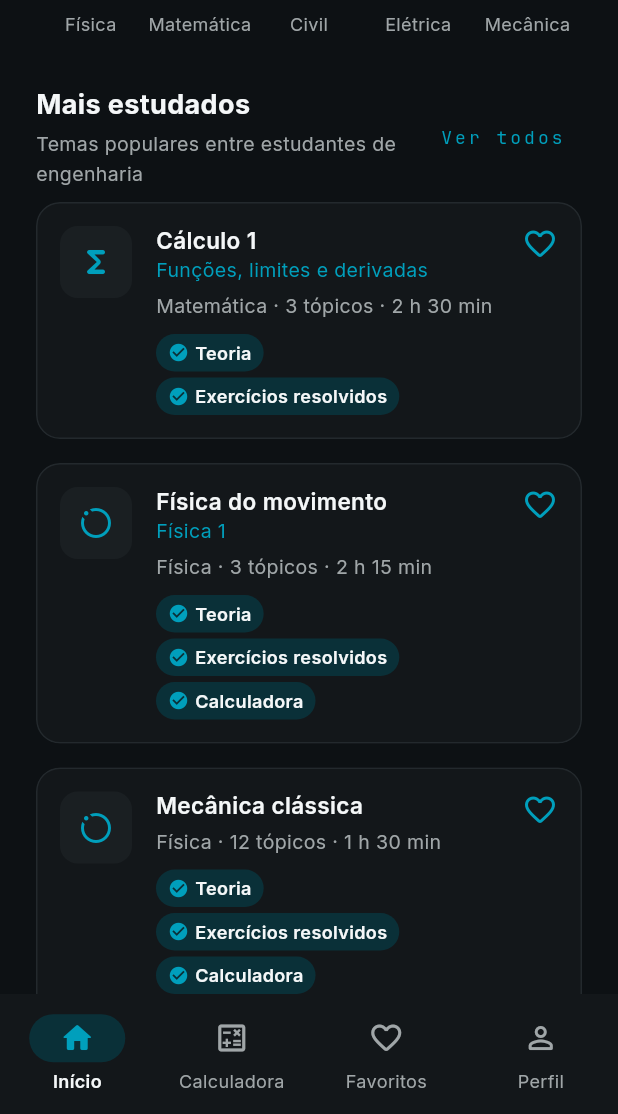
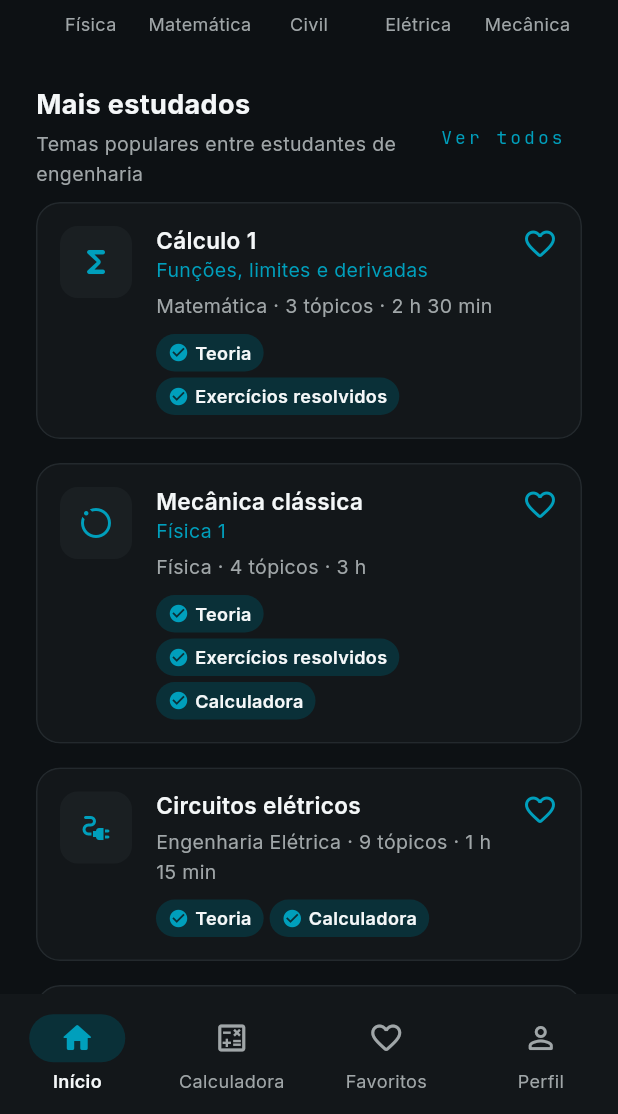
Before and after one commit to MaxDustD/vetora-app, a Flutter app: the AppShell screen opened by its route, scrolled down 576 dp, on a phone screen of 412 x 824 dp, the part 122-1236 px from its top. Run offline on Flutter 3.47's test engine with Material 3 defaults, Android fonts, the phone set to English and light mode, and no system bars; our stand-ins replace shared_preferences; accounts and stored records are empty.

Commit message:
feat: une Física do movimento e Mecânica clássica e adiciona as Leis de Newton

```diff
--- a/lib/features/modules/data/fake_study_module_repository.dart
+++ b/lib/features/modules/data/fake_study_module_repository.dart
@@ -34,13 +34,16 @@ class FakeStudyModuleRepository implements StudyModuleRepository {
           'se comporta perto de um ponto e como medir a sua taxa de '
           'variação.',
     ),
+    // Física do movimento e Mecânica clássica eram dois cartões para o
+    // mesmo assunto (Física 1); ficaram um só módulo, com o material do
+    // primeiro e o nome mais abrangente do segundo.
     StudyModule(
-      id: 'fisica-do-movimento',
-      title: 'Física do movimento',
+      id: 'mecanica-classica',
+      title: 'Mecânica clássica',
       subtitle: 'Física 1',
       area: EngineeringArea.physics,
-      topicCount: 3,
-      durationInMinutes: 135,
+      topicCount: 4,
+      durationInMinutes: 180,
       resources: {
         ModuleResource.theory,
         ModuleResource.solvedExercises,
@@ -48,19 +51,8 @@ class FakeStudyModuleRepository implements StudyModuleRepository {
       },
       description:
           'Equivalente a Física 1: unidades de medida, descrição do '
-          'movimento em uma dimensão e a linguagem dos vetores.',
-    ),
-    StudyModule(
-      id: 'mecanica-classica',
-      title: 'Mecânica clássica',
-      area: EngineeringArea.physics,
-      topicCount: 12,
-      durationInMinutes: 90,
-      resources: {
-        ModuleResource.theory,
-        ModuleResource.solvedExercises,
-        ModuleResource.calculator,
-      },
+          'movimento em uma dimensão, a linguagem dos vetores e as leis '
+          'de Newton.',
     ),
     StudyModule(
       id: 'circuitos-eletricos',
@@ -108,7 +100,7 @@ class FakeStudyModuleRepository implements StudyModuleRepository {
     return _modules;
   }
 
-  /// Só Cálculo 1 e Física do movimento têm material por enquanto; os demais
+  /// Só Cálculo 1 e Mecânica clássica têm material por enquanto; os demais
   /// devolvem lista vazia ("material em preparação").
   @override
   Future<List<ModuleSection>> fetchSections(String moduleId) async {
```
Also changed, not shown: lib/features/modules/data/fake_module_content.dart (+96 -3 lines), 3 other files.
